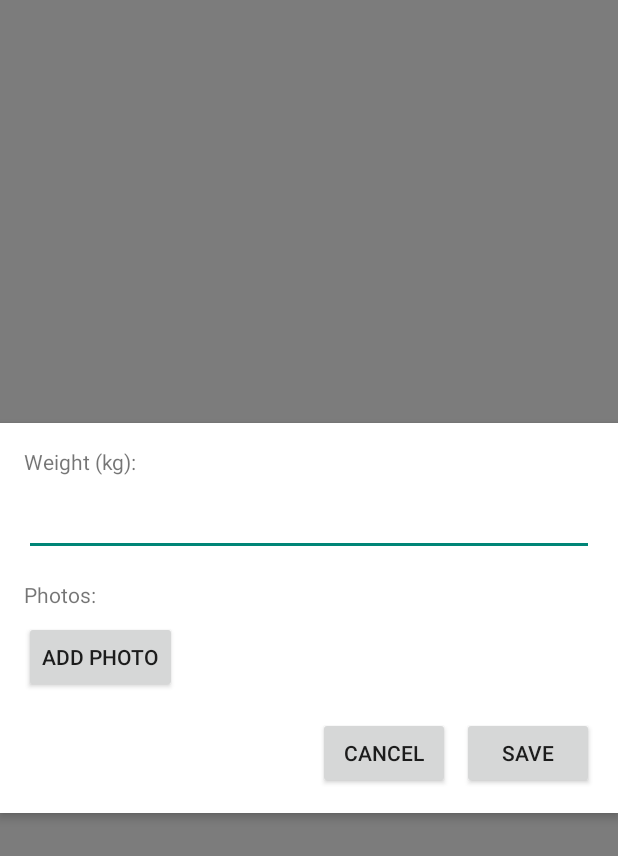
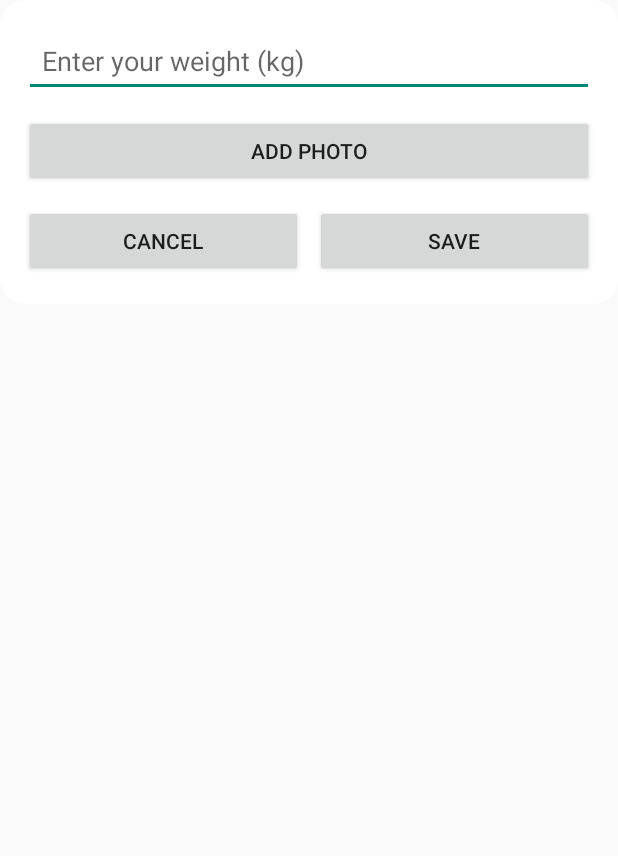
Before and after one commit to sewerynmik/fitnessApp, an Android app built with Jetpack Compose: the layout popup_add_progress.xml on its own in the app's theme, with its tools: preview values and no code run, on a phone screen of 412 x 824 dp. Shown: the top 856 px of the screen. Run offline under Robolectric (Android 15) with nearby library versions, the phone set to English and light mode, and no system bars; Roboto replaces fonts that are not available here.

Commit message:
better add progress layout

```diff
--- /dev/null
+++ b/app/src/main/res/drawable/rounded_corners.xml
@@ -0,0 +1,5 @@
+<shape xmlns:android="http://schemas.android.com/apk/res/android">
+    <corners android:radius="16dp" />
+    <solid android:color="#FFFFFF" />
+    <stroke android:width="1dp" android:color="#FFFFFF" />
+</shape>
--- a/app/src/main/res/layout/popup_add_progress.xml
+++ b/app/src/main/res/layout/popup_add_progress.xml
@@ -1,74 +1,55 @@
 <?xml version="1.0" encoding="utf-8"?>
-<RelativeLayout xmlns:android="http://schemas.android.com/apk/res/android"
+<LinearLayout xmlns:android="http://schemas.android.com/apk/res/android"
     android:layout_width="match_parent"
-    android:layout_height="match_parent">
-
-    <!-- Blurred background view -->
-      <View
-        android:id="@+id/blurView"
-        android:layout_width="match_parent"
-        android:layout_height="match_parent"
-        android:background="@color/blur_background" />
-
-    <!-- Popup content -->
-    <LinearLayout
-        android:layout_width="wrap_content"
     android:layout_height="wrap_content"
-        android:layout_centerInParent="true"
-        android:layout_alignParentStart="true"
-        android:layout_alignParentEnd="true"
-        android:background="@android:color/white"
-        android:elevation="4dp"
+    android:background="@drawable/rounded_corners"
     android:orientation="vertical"
     android:padding="16dp">
 
-        <TextView
-            android:layout_width="wrap_content"
-            android:layout_height="wrap_content"
-            android:layout_marginBottom="8dp"
-            android:text="Weight (kg):" />
+    <!-- Weight Input -->
+
+    <!-- Add Photo Button -->
+
+    <!-- Cancel and Save Buttons -->
 
     <EditText
         android:id="@+id/weightInput"
         android:layout_width="match_parent"
         android:layout_height="wrap_content"
-            android:inputType="numberDecimal" />
-
-        <TextView
-            android:layout_width="wrap_content"
-            android:layout_height="wrap_content"
-            android:layout_marginTop="16dp"
-            android:layout_marginBottom="8dp"
-            android:text="Photos:" />
+        android:hint="Enter your weight (kg)"
+        android:inputType="numberDecimal"
+        android:padding="12dp" />
 
     <Button
         android:id="@+id/addPhotoButton"
-            android:layout_width="wrap_content"
+        android:layout_width="match_parent"
         android:layout_height="wrap_content"
+        android:layout_marginTop="12dp"
         android:text="Add Photo" />
 
     <LinearLayout
         android:layout_width="match_parent"
-            android:layout_height="wrap_content"
-            android:layout_marginTop="16dp"
-            android:gravity="end"
+        android:layout_height="50dp"
+        android:layout_marginTop="12dp"
         android:orientation="horizontal">
 
         <Button
             android:id="@+id/cancelButton"
-                android:layout_width="wrap_content"
+            android:layout_width="0dp"
             android:layout_height="wrap_content"
+            android:layout_weight="1"
             android:text="Cancel" />
+
+        <Space
+            android:layout_width="8dp"
+            android:layout_height="match_parent" />
 
         <Button
             android:id="@+id/saveButton"
-                android:layout_width="wrap_content"
+            android:layout_width="0dp"
             android:layout_height="wrap_content"
-                android:layout_marginLeft="8dp"
+            android:layout_weight="1"
             android:text="Save" />
-
     </LinearLayout>
 
 </LinearLayout>
-
-</RelativeLayout>
```
Also changed, not shown: app/src/main/java/com/example/aplikacjafitness/Progress.kt (+29 -11 lines). Lines whose indentation alone changed are shown as unchanged.
